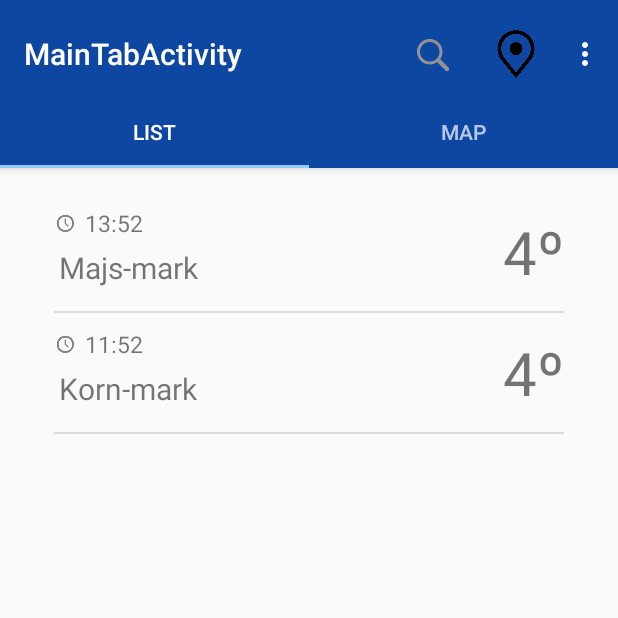
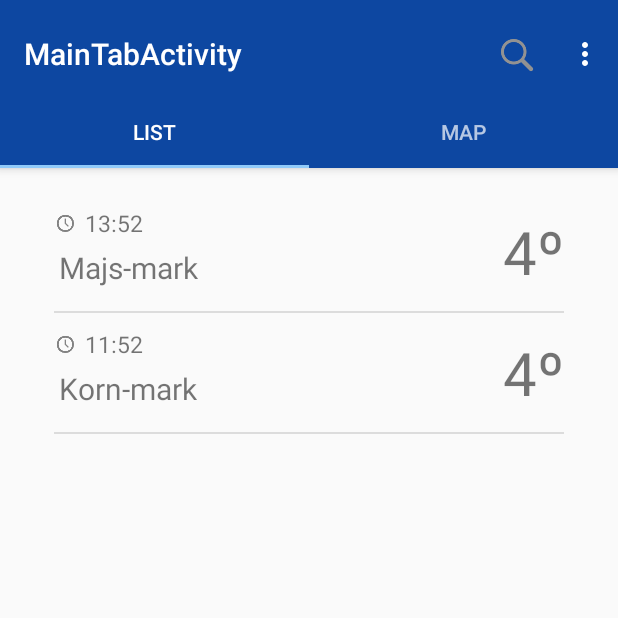
Before and after one commit to LasseOnTheHub/WeatherApp, an Android app: the MainActivityTab screen opened directly, with no data from a screen before it, after a tap on "Search", on a phone screen of 412 x 824 dp, the top half of it. Run offline under Robolectric (Android 15) with nearby library versions, the phone set to English and light mode, and no system bars.

Commit message:
Changes to menu

```diff
--- a/app/src/main/java/com/grp8/weatherapp/Activities/MainActivityTab.java
+++ b/app/src/main/java/com/grp8/weatherapp/Activities/MainActivityTab.java
@@ -42,6 +42,7 @@ public class MainActivityTab extends AppCompatActivity {
     @Override
     public boolean onCreateOptionsMenu(Menu menu) {
         getMenuInflater().inflate(R.menu.menu_stationslist, menu);
+        System.out.print("Called inflater");
         return true;
     }
 
@@ -49,9 +50,16 @@ public class MainActivityTab extends AppCompatActivity {
     public boolean onOptionsItemSelected(MenuItem item) {
 
         switch (item.getItemId()) {
-            case 0: break;
+            case R.id.refresh_menu:
+                System.out.print("Refresh");
+                break;
+            case R.id.settings_menu:
+                System.out.print("Settings");
+                break;
             default: break;
         }
+
+        System.out.print("Menu item");
 
         return true;
     }
--- a/app/src/main/java/com/grp8/weatherapp/Activities/MainFragment.java
+++ b/app/src/main/java/com/grp8/weatherapp/Activities/MainFragment.java
@@ -6,6 +6,7 @@ import android.support.v4.app.Fragment;
 import android.view.LayoutInflater;
 import android.view.View;
 import android.view.ViewGroup;
+import android.widget.AdapterView;
 import android.widget.FrameLayout;
 import android.widget.ListView;
 import android.widget.RelativeLayout;
@@ -16,9 +17,8 @@ import com.grp8.weatherapp.R;
  * Created by Frederik on 14/11/2016.
  */
 
-public class MainFragment extends Fragment {
+public class MainFragment extends Fragment implements AdapterView.OnItemClickListener {
 
-    private boolean searchIsVisible = false;
     private ListView list;
 
     @Override
@@ -27,10 +27,13 @@ public class MainFragment extends Fragment {
 
         list = (ListView) mainFrag.findViewById(R.id.stationlist);
         list.setAdapter(new WeatherStationsAdapter(getActivity()));
+        list.setOnItemClickListener(this);
 
         return mainFrag;
     }
 
-
-
+    @Override
+    public void onItemClick(AdapterView<?> parent, View view, int position, long id) {
+        System.out.print("Clicked on item " + position);
+    }
 }
--- a/app/src/main/res/menu/menu_stationslist.xml
+++ b/app/src/main/res/menu/menu_stationslist.xml
@@ -8,15 +8,6 @@
         app:showAsAction="always"
         />
 
-    <item android:title="Map"
-        android:id="@+id/map_menu"
-        android:icon="@drawable/map_icon"
-        app:showAsAction="always"
-        />
-
-    <item android:title="Add station"
-        android:id="@+id/add_station" />
-
     <item android:title="Refresh"
         android:id="@+id/refresh_menu" />
 
```
